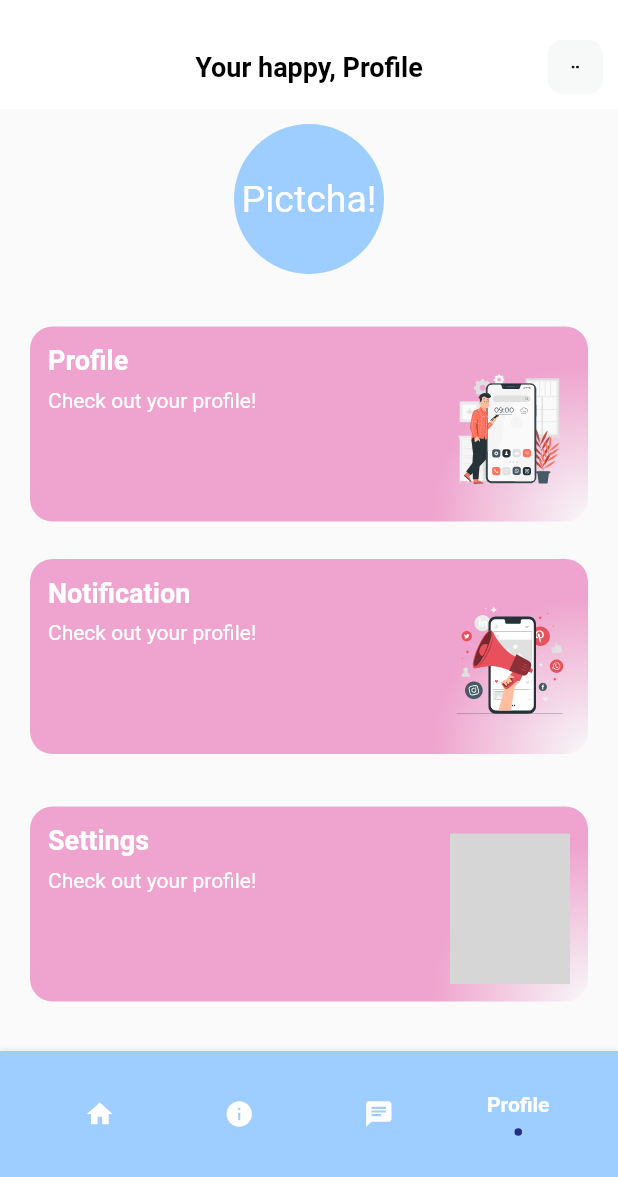
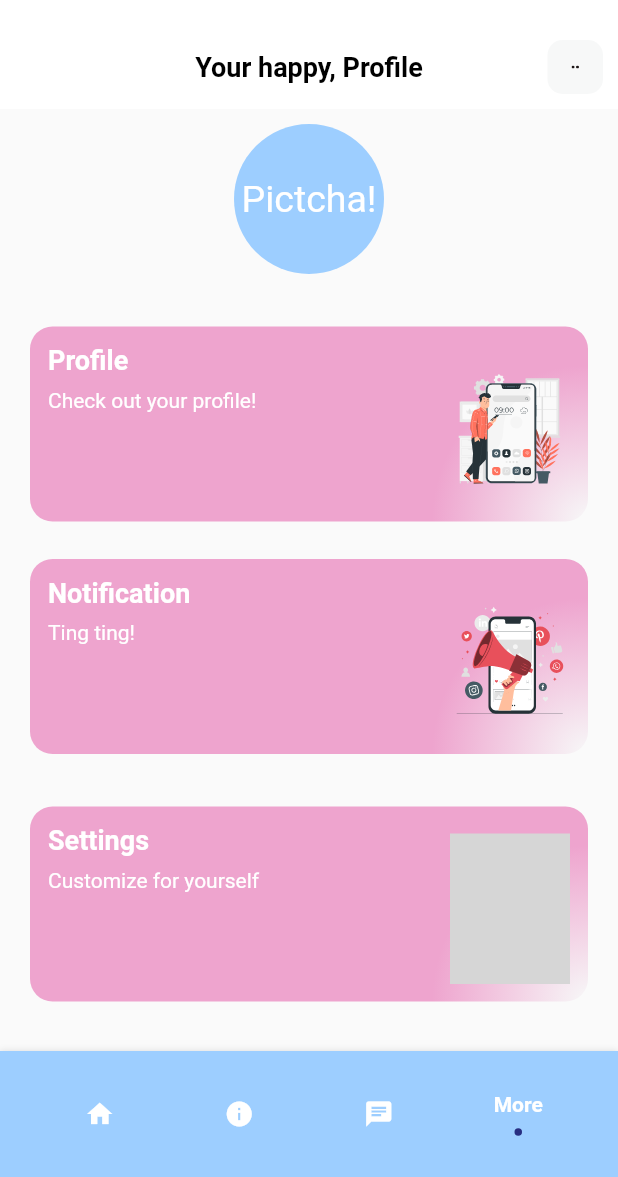
Before and after one commit to neminsheth/mental-health-assistant, a Flutter app: the screen it shows after launch, item 4 of the bottom bar chosen, on a phone screen of 412 x 824 dp, the part 59-1236 px from its top. Run offline on Flutter 3.47's test engine with Material 2 defaults, Android fonts, the phone set to English and light mode, and no system bars; drawn by our look-alikes of flashy_tab_bar2; our stand-ins replace flutter_svg; missing offline and left inert: video_thumbnail_imageview; Roboto replaces fonts that are missing (Poppins); grey boxes are pictures that could not be loaded.

Commit message:
profile.dart description changes

```diff
--- a/lib/home.dart
+++ b/lib/home.dart
@@ -53,8 +53,8 @@ class _HomePageState extends State<HomePage> {
             title: Text('Chat', style: TextStyle(color: AppColors.white)),
           ),
           FlashyTabBarItem(
-            icon: Icon(Icons.person, color: AppColors.white),
-            title: Text('Profile', style: TextStyle(color: AppColors.white)),
+            icon: Icon(Icons.more_horiz, color: AppColors.white),
+            title: Text('More', style: TextStyle(color: AppColors.white)),
           ),
         ],
       ),
--- a/lib/profile.dart
+++ b/lib/profile.dart
@@ -101,7 +101,7 @@ class ProfilePage extends StatelessWidget {
               },
               bgColor: AppColors.primary,
               textColor: AppColors.white,
-              description: "Check out your profile!",
+              description: "Ting ting!",
             ),
             SizedBox(
               height: 15,
@@ -113,7 +113,7 @@ class ProfilePage extends StatelessWidget {
               },
               bgColor: AppColors.primary,
               textColor: AppColors.white,
-              description: "Check out your profile!",
+              description: "Customize for yourself",
             ),
             SizedBox(
               height: 15,
@@ -125,7 +125,7 @@ class ProfilePage extends StatelessWidget {
               },
               bgColor: AppColors.primary,
               textColor: AppColors.white,
-              description: "Check out your profile!",
+              description: "Here to help!",
             ),
             SizedBox(
               height: 15,
@@ -137,7 +137,7 @@ class ProfilePage extends StatelessWidget {
               },
               bgColor: AppColors.primary,
               textColor: AppColors.white,
-              description: "Check out your profile!",
+              description: "See you soon!",
             ),
             SizedBox(
               height: 15,
@@ -149,7 +149,7 @@ class ProfilePage extends StatelessWidget {
               },
               bgColor: AppColors.primary,
               textColor: AppColors.white,
-              description: "Check out your profile!",
+              description: ":(",
             ),
             SizedBox(
               height: 15,
```
Also changed, not shown: assets/icons/canai-bread.svg (deleted), assets/icons/honey-pancakes.svg (deleted), assets/icons/orange-snacks.svg (deleted), assets/icons/pancakes.svg (deleted), assets/icons/pie.svg (deleted).
